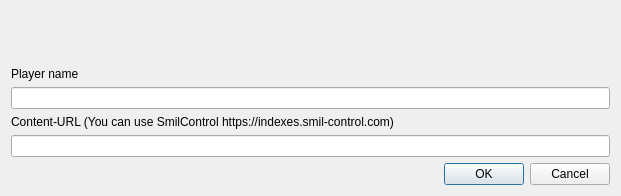
First picture: the form in src/player-common/configdialog.ui, repository sagiadinos/garlic-player, before the edit.
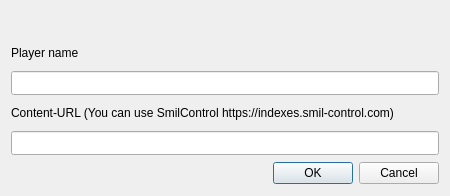
Second picture: the form after the edit.

The edit to the form file:
```diff
--- a/src/player-common/configdialog.ui
+++ b/src/player-common/configdialog.ui
@@ -2,25 +2,52 @@
 <ui version="4.0">
  <class>ConfigDialog</class>
  <widget class="QDialog" name="ConfigDialog">
+  <property name="enabled">
+   <bool>true</bool>
+  </property>
   <property name="geometry">
    <rect>
     <x>0</x>
     <y>0</y>
-    <width>621</width>
+    <width>450</width>
     <height>196</height>
    </rect>
   </property>
+  <property name="sizePolicy">
+   <sizepolicy hsizetype="Expanding" vsizetype="Expanding">
+    <horstretch>0</horstretch>
+    <verstretch>0</verstretch>
+   </sizepolicy>
+  </property>
+  <property name="sizeIncrement">
+   <size>
+    <width>0</width>
+    <height>0</height>
+   </size>
+  </property>
   <property name="windowTitle">
    <string>Dialog</string>
   </property>
   <layout class="QGridLayout" name="gridLayout">
+   <property name="sizeConstraint">
+    <enum>QLayout::SizeConstraint::SetMaximumSize</enum>
+   </property>
    <item row="0" column="0">
     <layout class="QVBoxLayout" name="verticalLayout">
      <property name="spacing">
       <number>6</number>
      </property>
+     <property name="sizeConstraint">
+      <enum>QLayout::SizeConstraint::SetMaximumSize</enum>
+     </property>
      <item>
       <widget class="QLabel" name="labelErrorMessage">
+       <property name="sizePolicy">
+        <sizepolicy hsizetype="Expanding" vsizetype="Expanding">
+         <horstretch>0</horstretch>
+         <verstretch>0</verstretch>
+        </sizepolicy>
+       </property>
        <property name="styleSheet">
         <string notr="true">color:rgb(255, 0, 0)</string>
        </property>
@@ -32,7 +59,7 @@
      <item>
       <widget class="QLabel" name="labelPlayerName">
        <property name="sizePolicy">
-        <sizepolicy hsizetype="Maximum" vsizetype="Maximum">
+        <sizepolicy hsizetype="Expanding" vsizetype="Expanding">
          <horstretch>0</horstretch>
          <verstretch>0</verstretch>
         </sizepolicy>
@@ -44,6 +71,12 @@
      </item>
      <item>
       <widget class="QLineEdit" name="lineEditPlayerName">
+       <property name="sizePolicy">
+        <sizepolicy hsizetype="Expanding" vsizetype="Expanding">
+         <horstretch>0</horstretch>
+         <verstretch>0</verstretch>
+        </sizepolicy>
+       </property>
        <property name="mouseTracking">
         <bool>true</bool>
        </property>
@@ -88,7 +121,7 @@
      <item>
       <widget class="QLabel" name="labelContentUrl">
        <property name="sizePolicy">
-        <sizepolicy hsizetype="Maximum" vsizetype="Maximum">
+        <sizepolicy hsizetype="Expanding" vsizetype="Expanding">
          <horstretch>0</horstretch>
          <verstretch>0</verstretch>
         </sizepolicy>
@@ -100,6 +133,12 @@
      </item>
      <item>
       <widget class="QLineEdit" name="lineEditContentUrl">
+       <property name="sizePolicy">
+        <sizepolicy hsizetype="Expanding" vsizetype="Expanding">
+         <horstretch>0</horstretch>
+         <verstretch>0</verstretch>
+        </sizepolicy>
+       </property>
        <property name="mouseTracking">
         <bool>true</bool>
        </property>
@@ -149,6 +188,12 @@
        <property name="enabled">
         <bool>true</bool>
        </property>
+       <property name="sizePolicy">
+        <sizepolicy hsizetype="Expanding" vsizetype="Expanding">
+         <horstretch>0</horstretch>
+         <verstretch>0</verstretch>
+        </sizepolicy>
+       </property>
        <property name="font">
         <font>
          <kerning>true</kerning>
```
Left out of the diff: 16 changed lines with no effect on the pictures.
